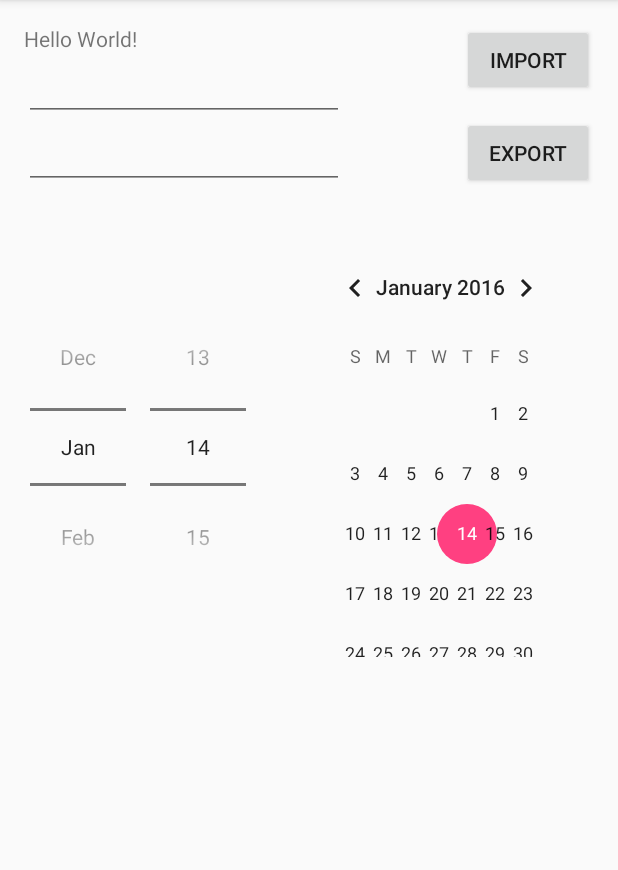
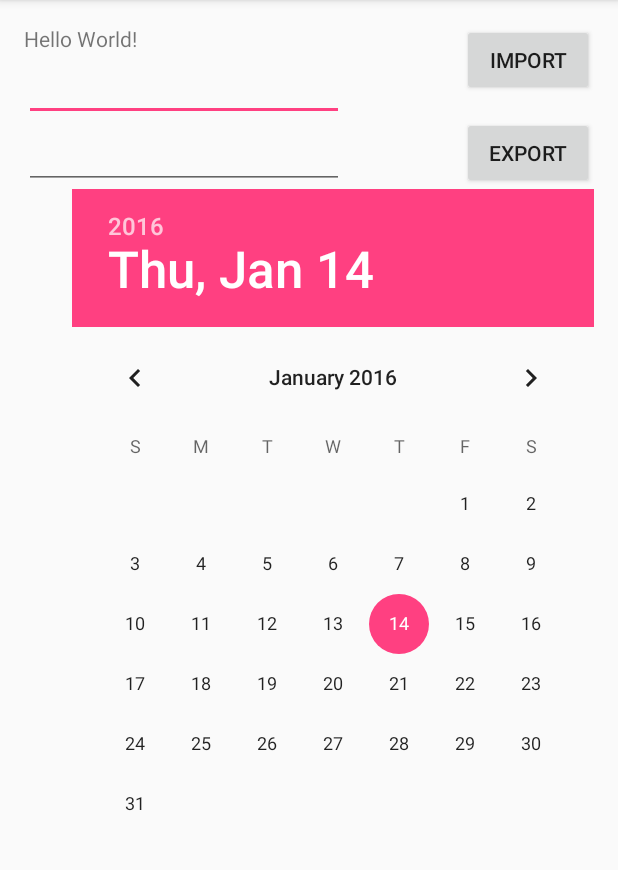
Before and after one commit to issei-omizu/android, an Android app: the screen it shows after launch (MainActivity), on a phone screen of 412 x 824 dp, the part 84-954 px from its top. Run offline under Robolectric (Android 15) with nearby library versions, the phone set to English and light mode, and no system bars; libraries missing offline, so code that uses them is left out: com.google.api.client, com.google.api.services, org.achartengine, org.achartengine.chart, org.achartengine.model and 2 more; 2 statements that could not run were skipped.

Commit message:
・グラフの表示調整 ・カレンダー表示調整

```diff
--- a/weight/app/src/main/java/com/example/isseiomizu/weight/MainActivity.java
+++ b/weight/app/src/main/java/com/example/isseiomizu/weight/MainActivity.java
@@ -1091,7 +1091,8 @@ public class MainActivity extends AppCompatActivity
         renderer.setLegendTextSize(25);                 // 凡例　テキストサイズ
         renderer.setPointSize(3f);                      // ポイントマーカーサイズ
         renderer.setXAxisMin(xDateValue[xDateValue.length - 1].getTime() - HALF_DAY);  // X軸最小値
-        renderer.setXAxisMax(xDateValue[0].getTime() + HALF_DAY);    // X軸最大値
+//        renderer.setXAxisMax(xDateValue[0].getTime() + HALF_DAY);    // X軸最大値
+        renderer.setXAxisMax(xDateValue[xDateValue.length - 31].getTime() + HALF_DAY);    // X軸最大値
         renderer.setYAxisMin(53.0f);                    // Y軸最小値
         renderer.setYAxisMax(60.0f);                    // Y軸最大値
         renderer.setXLabelsAlign(Paint.Align.CENTER);         // X軸ラベル配置位置
@@ -1100,7 +1101,7 @@ public class MainActivity extends AppCompatActivity
         renderer.setLabelsColor(Color.BLACK);          // ラベルカラー
         renderer.setXLabelsColor(Color.BLACK);
         renderer.setYLabelsColor(0, Color.BLACK);
-        renderer.setXLabels(500);                         // X軸ラベルのおおよその数
+        renderer.setXLabels(31);                         // X軸ラベルのおおよその数
         renderer.setYLabels(10);                         // Y軸ラベルのおおよその数
         renderer.setLabelsTextSize(25);                 // ラベルサイズ
         // グリッド表示
--- a/weight/app/src/main/res/layout-v21/activity_main.xml
+++ b/weight/app/src/main/res/layout-v21/activity_main.xml
@@ -45,11 +45,9 @@
             android:layout_width="wrap_content"
             android:layout_height="wrap_content"
             android:id="@+id/datePicker"
-            android:layout_below="@+id/editBodyFatPercentage"
-            android:layout_marginTop="32dp"
+            android:layout_below="@+id/btnExport"
             android:layout_alignParentRight="true"
-            android:layout_alignParentEnd="true"
-            android:datePickerMode="spinner" />
+            android:layout_alignParentEnd="true" />
 
         <EditText
             android:layout_width="wrap_content"
```
